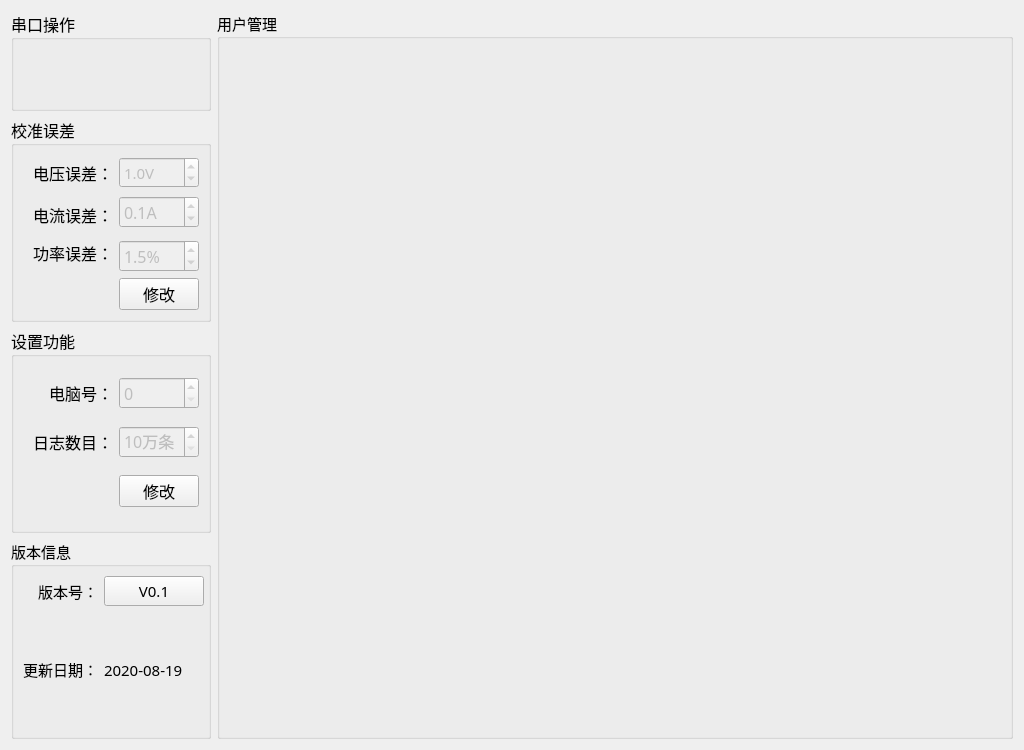
Before: the Qt Designer form MasterCtrlSet/setups/setup_mainwid.ui in ChinaClever/PDU-Settings, drawn with Qt 5.
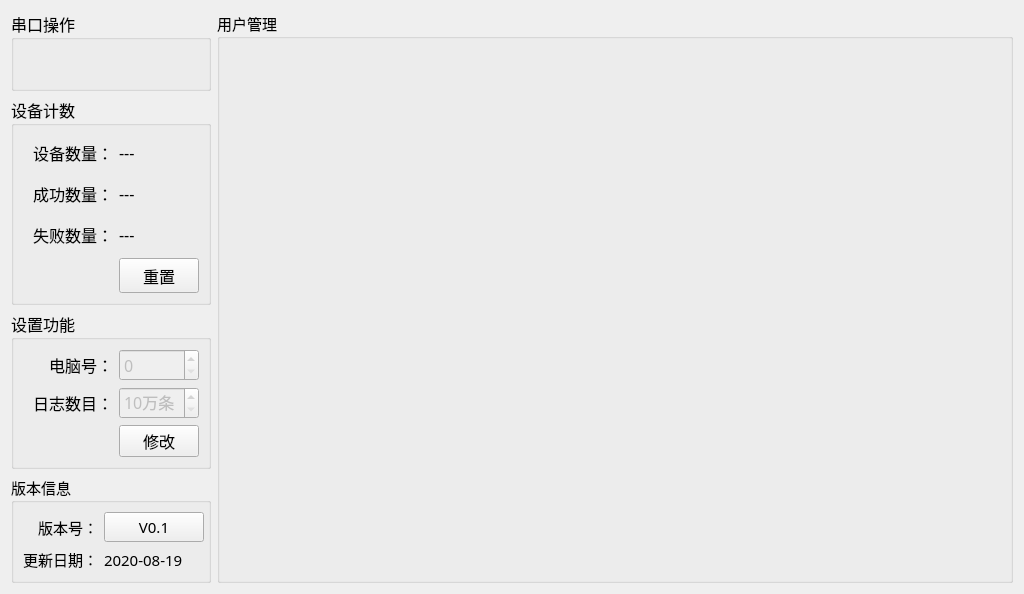
After: the same form once the commit is applied.

Commit message: 设置界面完成

Patch:
```diff
--- a/MasterCtrlSet/setups/setup_mainwid.ui
+++ b/MasterCtrlSet/setups/setup_mainwid.ui
@@ -7,7 +7,7 @@
     <x>0</x>
     <y>0</y>
     <width>1024</width>
-    <height>750</height>
+    <height>591</height>
    </rect>
   </property>
   <property name="font">
@@ -25,13 +25,13 @@
      <property name="minimumSize">
       <size>
        <width>0</width>
-       <height>70</height>
+       <height>80</height>
       </size>
      </property>
      <property name="maximumSize">
       <size>
        <width>200</width>
-       <height>100</height>
+       <height>110</height>
       </size>
      </property>
      <property name="font">
@@ -87,10 +87,10 @@
       </font>
      </property>
      <property name="title">
-      <string>校准误差</string>
+      <string>设备计数</string>
      </property>
      <layout class="QGridLayout" name="gridLayout_3">
-      <item row="0" column="1">
+      <item row="0" column="0">
        <widget class="QLabel" name="label_10">
         <property name="minimumSize">
          <size>
@@ -99,57 +99,21 @@
          </size>
         </property>
         <property name="text">
-         <string>电压误差：</string>
+         <string>设备数量：</string>
         </property>
         <property name="alignment">
          <set>Qt::AlignRight|Qt::AlignTrailing|Qt::AlignVCenter</set>
         </property>
        </widget>
       </item>
-      <item row="0" column="2">
-       <widget class="QDoubleSpinBox" name="volErrBox">
-        <property name="enabled">
-         <bool>false</bool>
-        </property>
-        <property name="minimumSize">
-         <size>
-          <width>0</width>
-          <height>30</height>
-         </size>
-        </property>
-        <property name="font">
-         <font>
-          <family>微软雅黑</family>
-          <pointsize>11</pointsize>
-         </font>
-        </property>
-        <property name="layoutDirection">
-         <enum>Qt::LeftToRight</enum>
-        </property>
-        <property name="styleSheet">
-         <string notr="true"/>
-        </property>
-        <property name="buttonSymbols">
-         <enum>QAbstractSpinBox::UpDownArrows</enum>
-        </property>
-        <property name="correctionMode">
-         <enum>QAbstractSpinBox::CorrectToPreviousValue</enum>
-        </property>
-        <property name="suffix">
-         <string>V</string>
-        </property>
-        <property name="decimals">
-         <number>1</number>
-        </property>
-        <property name="maximum">
-         <double>2.000000000000000</double>
-        </property>
-        <property name="value">
-         <double>1.000000000000000</double>
+      <item row="0" column="1">
+       <widget class="QLabel" name="allLab">
+        <property name="text">
+         <string>---</string>
         </property>
        </widget>
       </item>
-      <item row="1" column="0" rowspan="2" colspan="2">
+      <item row="1" column="0">
        <widget class="QLabel" name="label_9">
         <property name="minimumSize">
          <size>
@@ -158,45 +122,21 @@
          </size>
         </property>
         <property name="text">
-         <string>电流误差：</string>
+         <string>成功数量：</string>
         </property>
         <property name="alignment">
          <set>Qt::AlignRight|Qt::AlignTrailing|Qt::AlignVCenter</set>
         </property>
        </widget>
       </item>
-      <item row="1" column="2">
-       <widget class="QDoubleSpinBox" name="curErrBox">
-        <property name="enabled">
-         <bool>false</bool>
-        </property>
-        <property name="minimumSize">
-         <size>
-          <width>0</width>
-          <height>30</height>
-         </size>
-        </property>
-        <property name="prefix">
-         <string/>
-        </property>
-        <property name="suffix">
-         <string>A</string>
-        </property>
-        <property name="decimals">
-         <number>1</number>
-        </property>
-        <property name="maximum">
-         <double>0.200000000000000</double>
-        </property>
-        <property name="singleStep">
-         <double>0.100000000000000</double>
-        </property>
-        <property name="value">
-         <double>0.100000000000000</double>
+      <item row="1" column="1">
+       <widget class="QLabel" name="okLab">
+        <property name="text">
+         <string>---</string>
         </property>
        </widget>
       </item>
-      <item row="2" column="1" rowspan="2">
+      <item row="2" column="0">
        <widget class="QLabel" name="label_11">
         <property name="minimumSize">
          <size>
@@ -205,48 +145,21 @@
          </size>
         </property>
         <property name="text">
-         <string>功率误差：</string>
+         <string>失败数量：</string>
         </property>
         <property name="alignment">
          <set>Qt::AlignRight|Qt::AlignTrailing|Qt::AlignVCenter</set>
         </property>
        </widget>
       </item>
-      <item row="3" column="2">
-       <widget class="QDoubleSpinBox" name="powErrBox">
-        <property name="enabled">
-         <bool>false</bool>
-        </property>
-        <property name="minimumSize">
-         <size>
-          <width>0</width>
-          <height>30</height>
-         </size>
-        </property>
-        <property name="prefix">
-         <string/>
-        </property>
-        <property name="suffix">
-         <string>%</string>
-        </property>
-        <property name="decimals">
-         <number>1</number>
-        </property>
-        <property name="minimum">
-         <double>0.000000000000000</double>
-        </property>
-        <property name="maximum">
-         <double>10.000000000000000</double>
-        </property>
-        <property name="singleStep">
-         <double>0.500000000000000</double>
-        </property>
-        <property name="value">
-         <double>1.500000000000000</double>
+      <item row="2" column="1">
+       <widget class="QLabel" name="errLab">
+        <property name="text">
+         <string>---</string>
         </property>
        </widget>
       </item>
-      <item row="4" column="1">
+      <item row="3" column="0">
        <spacer name="horizontalSpacer">
         <property name="orientation">
          <enum>Qt::Horizontal</enum>
@@ -259,10 +172,16 @@
         </property>
        </spacer>
       </item>
-      <item row="4" column="2">
-       <widget class="QPushButton" name="saveBtn">
+      <item row="3" column="1">
+       <widget class="QPushButton" name="resBtn">
+        <property name="minimumSize">
+         <size>
+          <width>0</width>
+          <height>35</height>
+         </size>
+        </property>
         <property name="text">
-         <string>修改</string>
+         <string>重置</string>
         </property>
        </widget>
       </item>
```
The commit also changes 4 other files.
